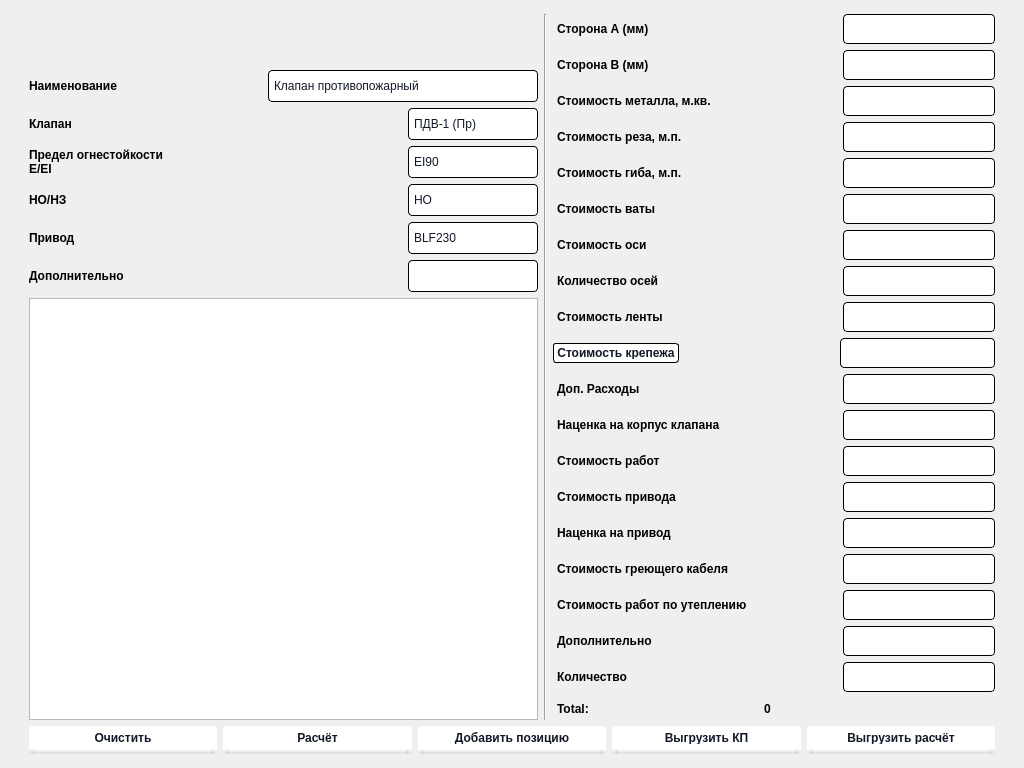
Before: the Qt Designer form Bajan/main_window.ui in AnanasiDiod/auto-create, drawn with Qt 5.
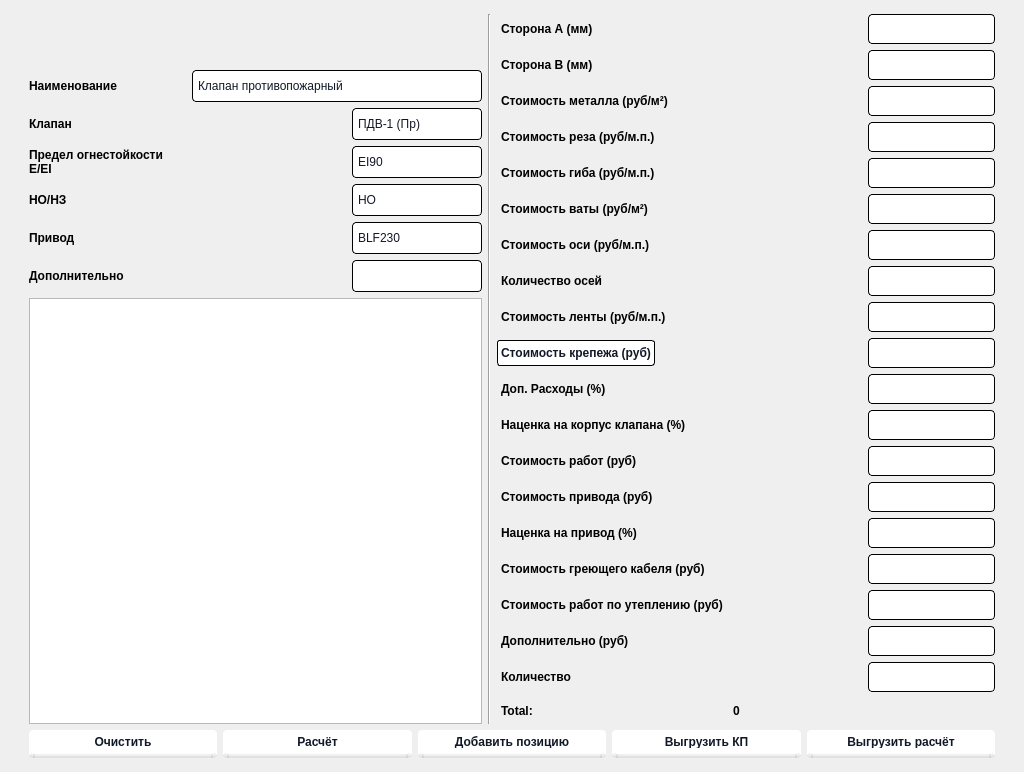
After: the same form once the commit is applied. Icons and pictures are not drawn.

Commit message: Добавлены единицы измерения (руб)

```diff
--- a/Bajan/main_window.ui
+++ b/Bajan/main_window.ui
@@ -7,7 +7,7 @@
     <x>0</x>
     <y>0</y>
     <width>1024</width>
-    <height>768</height>
+    <height>772</height>
    </rect>
   </property>
   <property name="sizePolicy">
@@ -57,14 +57,14 @@
 
  QLabel{
 	font: 10pt &quot;DejaVu Sans&quot;;
-	min-width:200px;
+	min-width:225px;
     height: 30px;
     font-weight: 600;
 padding-left:1px;
 }
 QLineEdit {
-min-width:150px;
-max-width:250px;
+min-width:125px;
+max-width:125px;
 font: 10pt &quot;DejaVu Sans&quot;;
     color: #111827;
     background-color: #FFFFFF;   
@@ -155,7 +155,7 @@
          <x>0</x>
          <y>0</y>
          <width>967</width>
-         <height>804</height>
+         <height>810</height>
         </rect>
        </property>
        <property name="sizePolicy">
@@ -207,7 +207,7 @@
                   </property>
                   <property name="minimumSize">
                    <size>
-                    <width>200</width>
+                    <width>225</width>
                     <height>50</height>
                    </size>
                   </property>
@@ -235,7 +235,8 @@
                 <item>
                  <widget class="QLabel" name="label">
                   <property name="styleSheet">
-                   <string notr="true">padding-left:0px;</string>
+                   <string notr="true">padding-left:0px;
+min-width: 100px;</string>
                   </property>
                   <property name="text">
                    <string>Наименование</string>
@@ -258,7 +259,7 @@
                 <item>
                  <widget class="QComboBox" name="name_1">
                   <property name="styleSheet">
-                   <string notr="true">width: 240px;</string>
+                   <string notr="true">width: 260px;</string>
                   </property>
                   <item>
                    <property name="text">
@@ -598,6 +599,9 @@
                   <property name="text">
                    <string>Сторона А (мм)</string>
                   </property>
+                  <property name="wordWrap">
+                   <bool>true</bool>
+                  </property>
                  </widget>
                 </item>
                 <item>
@@ -625,6 +629,9 @@
                   <property name="text">
                    <string>Сторона B (мм)</string>
                   </property>
+                  <property name="wordWrap">
+                   <bool>true</bool>
+                  </property>
                  </widget>
                 </item>
                 <item>
@@ -650,7 +657,7 @@
                 <item>
                  <widget class="QLabel" name="label_14">
                   <property name="text">
-                   <string>Стоимость металла, м.кв.</string>
+                   <string>Стоимость металла (руб/м²)</string>
                   </property>
                   <property name="wordWrap">
                    <bool>true</bool>
@@ -680,7 +687,10 @@
                 <item>
                  <widget class="QLabel" name="label_21">
                   <property name="text">
-                   <string>Стоимость реза, м.п.</string>
+                   <string>Стоимость реза (руб/м.п.)</string>
+                  </property>
+                  <property name="wordWrap">
+                   <bool>true</bool>
                   </property>
                  </widget>
                 </item>
@@ -707,7 +717,10 @@
                 <item>
                  <widget class="QLabel" name="label_20">
                   <property name="text">
-                   <string>Стоимость гиба, м.п.</string>
+                   <string>Стоимость гиба (руб/м.п.)</string>
+                  </property>
+                  <property name="wordWrap">
+                   <bool>true</bool>
                   </property>
                  </widget>
                 </item>
@@ -734,7 +747,10 @@
                 <item>
                  <widget class="QLabel" name="label_23">
                   <property name="text">
-                   <string>Стоимость ваты</string>
+                   <string>Стоимость ваты (руб/м²)</string>
+                  </property>
+                  <property name="wordWrap">
+                   <bool>true</bool>
                   </property>
                  </widget>
                 </item>
@@ -761,7 +777,10 @@
                 <item>
                  <widget class="QLabel" name="label_34">
                   <property name="text">
-                   <string>Стоимость оси</string>
+                   <string>Стоимость оси (руб/м.п.)</string>
+                  </property>
+                  <property name="wordWrap">
+                   <bool>true</bool>
                   </property>
                  </widget>
                 </item>
@@ -790,6 +809,9 @@
                   <property name="text">
                    <string>Количество осей</string>
                   </property>
+                  <property name="wordWrap">
+                   <bool>true</bool>
+                  </property>
                  </widget>
                 </item>
                 <item>
@@ -815,7 +837,10 @@
                 <item>
                  <widget class="QLabel" name="label_33">
                   <property name="text">
-                   <string>Стоимость ленты</string>
+                   <string>Стоимость ленты (руб/м.п.)</string>
+                  </property>
+                  <property name="wordWrap">
+                   <bool>true</bool>
                   </property>
                  </widget>
                 </item>
@@ -849,6 +874,7 @@
             border-radius: 3px;
 			border-bottom: 0px solid rgba(0, 0, 0, 0.06);
 			border: 1px solid black;
+			height: 18px;
             
 	font: 10pt &quot;DejaVu Sans&quot;;
   font-weight: 600;
@@ -864,7 +890,7 @@
 </string>
                   </property>
                   <property name="text">
-                   <string>Стоимость крепежа</string>
+                   <string>Стоимость крепежа (руб)</string>
                   </property>
                  </widget>
                 </item>
@@ -895,7 +921,10 @@
                 <item>
                  <widget class="QLabel" name="label_35">
                   <property name="text">
-                   <string>Доп. Расходы</string>
+                   <string>Доп. Расходы (%)</string>
+                  </property>
+                  <property name="wordWrap">
+                   <bool>true</bool>
                   </property>
                  </widget>
                 </item>
@@ -922,7 +951,7 @@
                 <item>
                  <widget class="QLabel" name="label_52">
                   <property name="text">
-                   <string>Наценка на корпус клапана</string>
+                   <string>Наценка на корпус клапана (%)</string>
                   </property>
                   <property name="wordWrap">
                    <bool>true</bool>
@@ -952,7 +981,10 @@
                 <item>
                  <widget class="QLabel" name="label_54">
                   <property name="text">
-                   <string>Стоимость работ</string>
+                   <string>Стоимость работ (руб)</string>
+                  </property>
+                  <property name="wordWrap">
+                   <bool>true</bool>
                   </property>
                  </widget>
                 </item>
@@ -979,7 +1011,10 @@
                 <item>
                  <widget class="QLabel" name="label_53">
                   <property name="text">
-                   <string>Стоимость привода</string>
+                   <string>Стоимость привода (руб)</string>
+                  </property>
+                  <property name="wordWrap">
+                   <bool>true</bool>
                   </property>
                  </widget>
                 </item>
@@ -1006,7 +1041,10 @@
                 <item>
                  <widget class="QLabel" name="label_57">
                   <property name="text">
-                   <string>Наценка на привод</string>
+                   <string>Наценка на привод (%)</string>
+                  </property>
+                  <property name="wordWrap">
+                   <bool>true</bool>
                   </property>
                  </widget>
                 </item>
@@ -1033,7 +1071,10 @@
                 <item>
                  <widget class="QLabel" name="label_11">
                   <property name="text">
-                   <string>Стоимость греющего кабеля</string>
+                   <string>Стоимость греющего кабеля (руб)</string>
+                  </property>
+                  <property name="wordWrap">
+                   <bool>true</bool>
                   </property>
                  </widget>
                 </item>
@@ -1044,7 +1085,7 @@
                   </property>
                   <property name="sizeHint" stdset="0">
                    <size>
-                    <width>40</width>
+                    <width>0</width>
                     <height>20</height>
                    </size>
                   </property>
@@ -1060,7 +1101,10 @@
                 <item>
                  <widget class="QLabel" name="label_13">
                   <property name="text">
-                   <string>Стоимость работ по утеплению</string>
+                   <string>Стоимость работ по утеплению (руб)</string>
+                  </property>
+                  <property name="wordWrap">
+                   <bool>true</bool>
                   </property>
                  </widget>
                 </item>
@@ -1071,7 +1115,7 @@
                   </property>
                   <property name="sizeHint" stdset="0">
                    <size>
-                    <width>40</width>
+                    <width>0</width>
                     <height>20</height>
                    </size>
                   </property>
@@ -1087,7 +1131,10 @@
                 <item>
                  <widget class="QLabel" name="label_3">
                   <property name="text">
-                   <string>Дополнительно</string>
+                   <string>Дополнительно (руб)</string>
+                  </property>
+                  <property name="wordWrap">
+                   <bool>true</bool>
                   </property>
                  </widget>
                 </item>
@@ -1116,6 +1163,9 @@
                   <property name="text">
                    <string>Количество</string>
                   </property>
+                  <property name="wordWrap">
+                   <bool>true</bool>
+                  </property>
                  </widget>
                 </item>
                 <item>
@@ -1142,7 +1192,7 @@
                  <widget class="QLabel" name="label_9">
                   <property name="minimumSize">
                    <size>
-                    <width>201</width>
+                    <width>226</width>
                     <height>0</height>
                    </size>
                   </property>
@@ -1167,7 +1217,7 @@
                  <widget class="QLabel" name="total">
                   <property name="minimumSize">
                    <size>
-                    <width>201</width>
+                    <width>226</width>
                     <height>0</height>
                    </size>
                   </property>
```
Left out of the diff: 5 changed lines with no effect on the pictures.
